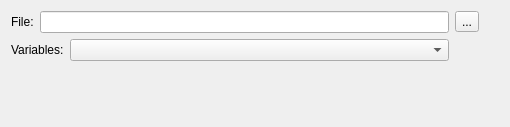
Qt form vistrails/gui/uvcdat/pvtabwidget.ui (CDAT/VisTrails) before a commit.
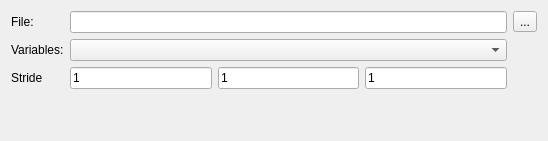
The same form after that commit. Icons and pictures are not drawn.

Commit message: Adding stride option, and a GUI to select readers

```diff
--- a/vistrails/gui/uvcdat/pvtabwidget.ui
+++ b/vistrails/gui/uvcdat/pvtabwidget.ui
@@ -6,8 +6,8 @@
    <rect>
     <x>0</x>
     <y>0</y>
-    <width>510</width>
-    <height>127</height>
+    <width>548</width>
+    <height>141</height>
    </rect>
   </property>
   <property name="windowTitle">
@@ -48,16 +48,14 @@
      </property>
     </widget>
    </item>
-   <item row="1" column="0" colspan="2">
-    <layout class="QHBoxLayout" name="horizontalLayout_2">
-     <item>
+   <item row="1" column="0">
       <widget class="QLabel" name="lVar">
        <property name="text">
         <string>Variables:</string>
        </property>
       </widget>
      </item>
-     <item>
+   <item row="1" column="1">
       <widget class="QComboBox" name="cbVar">
        <property name="sizePolicy">
         <sizepolicy hsizetype="Expanding" vsizetype="Fixed">
@@ -73,9 +71,39 @@
        </property>
       </widget>
      </item>
+   <item row="2" column="0">
+    <widget class="QLabel" name="strideLabel">
+     <property name="text">
+      <string>Stride</string>
+     </property>
+    </widget>
+   </item>
+   <item row="2" column="1">
+    <layout class="QHBoxLayout" name="horizontalLayout">
+     <item>
+      <widget class="QLineEdit" name="strideLineEditX">
+       <property name="text">
+        <string>1</string>
+       </property>
+      </widget>
+     </item>
+     <item>
+      <widget class="QLineEdit" name="strideLineEditZ">
+       <property name="text">
+        <string>1</string>
+       </property>
+      </widget>
+     </item>
+     <item>
+      <widget class="QLineEdit" name="strideLineEditY">
+       <property name="text">
+        <string>1</string>
+       </property>
+      </widget>
+     </item>
     </layout>
    </item>
-   <item row="2" column="3">
+   <item row="3" column="1">
     <spacer name="verticalSpacer">
      <property name="orientation">
       <enum>Qt::Vertical</enum>
```
Lines whose indentation alone changed are shown as unchanged. The commit also changes 5 other files.
